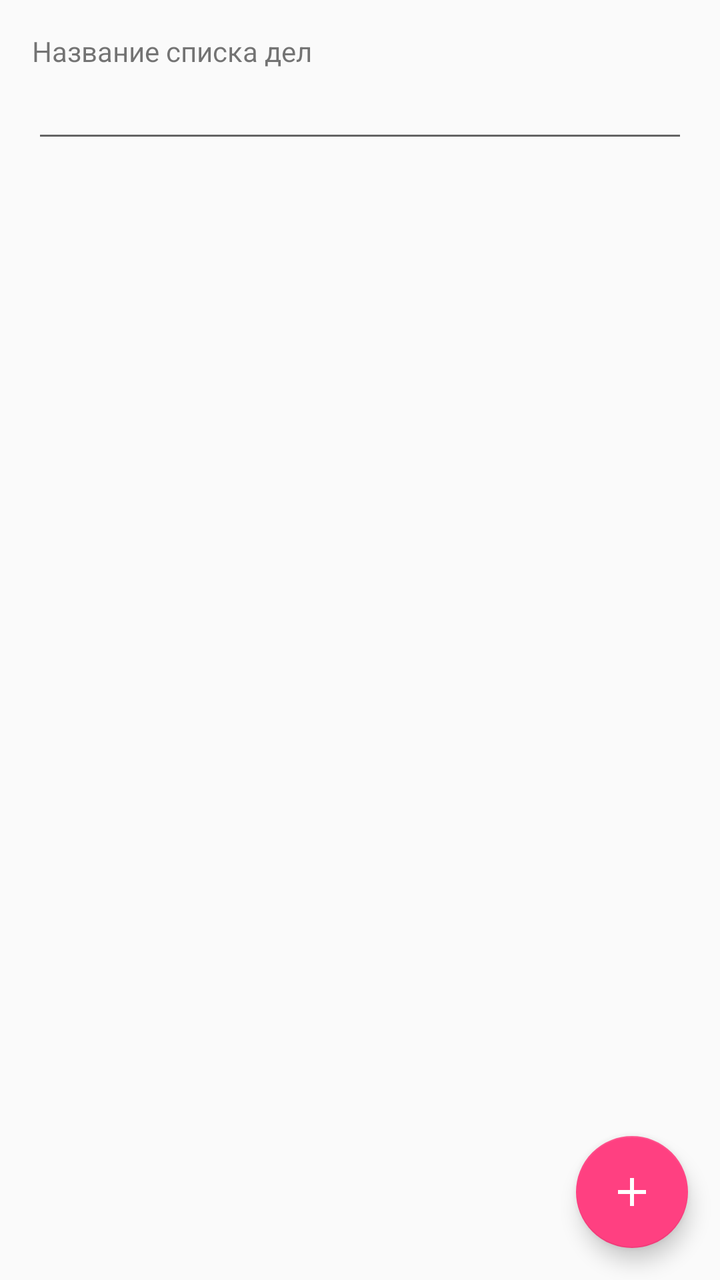
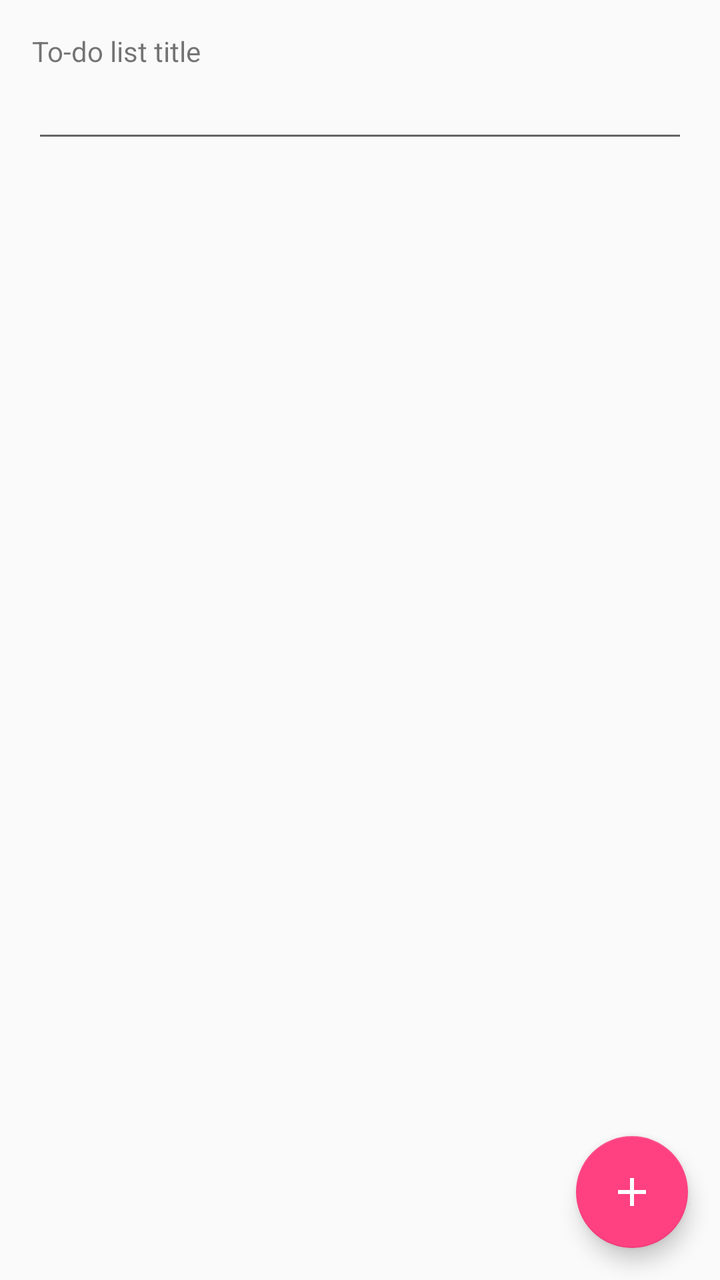

Two renders of the same Android screen: before a commit and after it. Below are the layout's source before the change and the commit's diff.
<!-- AndroidManifest.xml: application theme AppTheme -->
<!-- res/layout/activity_todo.xml -->
<?xml version="1.0" encoding="utf-8"?>
<androidx.coordinatorlayout.widget.CoordinatorLayout
    xmlns:android="http://schemas.android.com/apk/res/android"
    xmlns:tools="http://schemas.android.com/tools"
    android:layout_width="match_parent"
    android:layout_height="match_parent"
    xmlns:app="http://schemas.android.com/apk/res-auto"
    tools:context="cav.reminder.ui.activites.TodoActivity">


    <RelativeLayout
        android:layout_width="match_parent"
        android:layout_height="match_parent"
        android:paddingBottom="@dimen/activity_vertical_margin"
        android:paddingLeft="@dimen/activity_horizontal_margin"
        android:paddingRight="@dimen/activity_horizontal_margin"
        android:paddingTop="@dimen/activity_vertical_margin"
        app:layout_behavior="@string/appbar_scrolling_view_behavior">
        <TextView
            android:layout_width="match_parent"
            android:layout_height="wrap_content"
            android:text="Название списка дел"
            android:id="@+id/short_text_tv"
            android:hint="Описание заметки"/>
        <EditText
            android:layout_width="match_parent"
            android:layout_height="wrap_content"
            android:id="@+id/short_et"
            android:layout_below="@+id/short_text_tv"/>
        <ListView
            android:id="@+id/todo_list"
            android:layout_width="match_parent"
            android:layout_height="match_parent"
            android:layout_below="@id/short_et">
        </ListView>
    </RelativeLayout>
    <com.google.android.material.floatingactionbutton.FloatingActionButton
        android:id="@+id/fab_todo_add_item"
        android:layout_width="wrap_content"
        android:layout_height="match_parent"
        android:src="@drawable/ic_add_white_24dp"
        android:layout_gravity="bottom|end"
        android:layout_margin="@dimen/fab_margin"/>
</androidx.coordinatorlayout.widget.CoordinatorLayout>
<!-- resources referenced by this layout -->
<resources>
  <dimen name="activity_horizontal_margin">16dp</dimen>
  <dimen name="activity_vertical_margin">16dp</dimen>
  <dimen name="fab_margin">16dp</dimen>
  <!-- drawable ic_add_white_24dp (drawable) -->
  <vector xmlns:android="http://schemas.android.com/apk/res/android"
          android:width="24dp"
          android:height="24dp"
          android:viewportWidth="24.0"
          android:viewportHeight="24.0">
      <path
          android:fillColor="#FFFFFFFF"
          android:pathData="M19,13h-6v6h-2v-6H5v-2h6V5h2v6h6v2z"/>
  </vector>
  <style name="AppTheme" parent="Theme.AppCompat.Light.DarkActionBar">
          <item name="colorPrimary">@color/colorPrimary</item>
          <item name="colorPrimaryDark">@color/colorPrimaryDark</item>
          <item name="colorAccent">@color/colorAccent</item>
      </style>
  <color name="colorPrimary">#512DA8</color>
  <color name="colorPrimaryDark">#512DA8</color>
  <color name="colorAccent">#FF4081</color>
</resources>

<!-- the commit's change to res/layout/activity_todo.xml (unified diff, before → after) -->
@@ -14,12 +14,11 @@
         android:paddingBottom="@dimen/activity_vertical_margin"
         android:paddingLeft="@dimen/activity_horizontal_margin"
         android:paddingRight="@dimen/activity_horizontal_margin"
-        android:paddingTop="@dimen/activity_vertical_margin"
-        app:layout_behavior="@string/appbar_scrolling_view_behavior">
+        android:paddingTop="@dimen/activity_vertical_margin">
         <TextView
             android:layout_width="match_parent"
             android:layout_height="wrap_content"
-            android:text="Название списка дел"
+            android:text="@string/NameJobList"
             android:id="@+id/short_text_tv"
             android:hint="Описание заметки"/>
         <EditText
<!-- resource entries referenced after the edit -->
@@ -13,6 +13,7 @@
           android:fillColor="#FFFFFFFF"
           android:pathData="M19,13h-6v6h-2v-6H5v-2h6V5h2v6h6v2z"/>
   </vector>
+  <string name="NameJobList">To-do list title</string>
   <style name="AppTheme" parent="Theme.AppCompat.Light.DarkActionBar">
           <item name="colorPrimary">@color/colorPrimary</item>
           <item name="colorPrimaryDark">@color/colorPrimaryDark</item>
